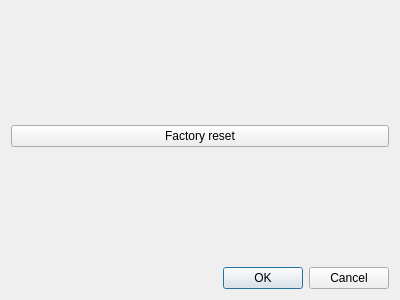
Above: preferencesdialog.ui from michalis-git/GPSmapper before the change. Below: the same form after it.
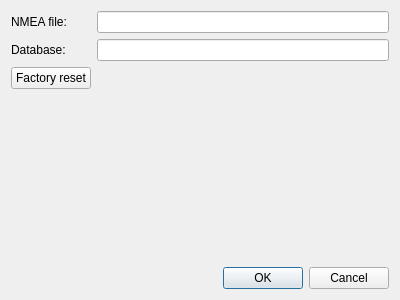
That is the form after the change.

Commit message: renames preferences ui changes

Diff of the .ui file:
```diff
--- a/preferencesdialog.ui
+++ b/preferencesdialog.ui
@@ -15,25 +15,36 @@
   </property>
   <layout class="QVBoxLayout" name="verticalLayout">
    <item>
-    <spacer name="verticalSpacer_2">
-     <property name="orientation">
-      <enum>Qt::Vertical</enum>
-     </property>
-     <property name="sizeHint" stdset="0">
-      <size>
-       <width>20</width>
-       <height>40</height>
-      </size>
-     </property>
-    </spacer>
-   </item>
-   <item>
+    <layout class="QFormLayout" name="formLayout">
+     <item row="0" column="0">
+      <widget class="QLabel" name="label">
+       <property name="text">
+        <string>NMEA file:</string>
+       </property>
+      </widget>
+     </item>
+     <item row="0" column="1">
+      <widget class="QLineEdit" name="nmeaFileLineEdit"/>
+     </item>
+     <item row="1" column="0">
+      <widget class="QLabel" name="label_2">
+       <property name="text">
+        <string>Database:</string>
+       </property>
+      </widget>
+     </item>
+     <item row="1" column="1">
+      <widget class="QLineEdit" name="dbLineEdit"/>
+     </item>
+     <item row="2" column="0">
     <widget class="QPushButton" name="resetButton">
      <property name="text">
       <string>Factory reset</string>
      </property>
     </widget>
    </item>
+    </layout>
+   </item>
    <item>
     <spacer name="verticalSpacer">
      <property name="orientation">
@@ -42,7 +53,7 @@
      <property name="sizeHint" stdset="0">
       <size>
        <width>20</width>
-       <height>40</height>
+       <height>120</height>
       </size>
      </property>
     </spacer>
```
Lines whose indentation alone changed are shown as unchanged. The commit also changes 3 other files.
